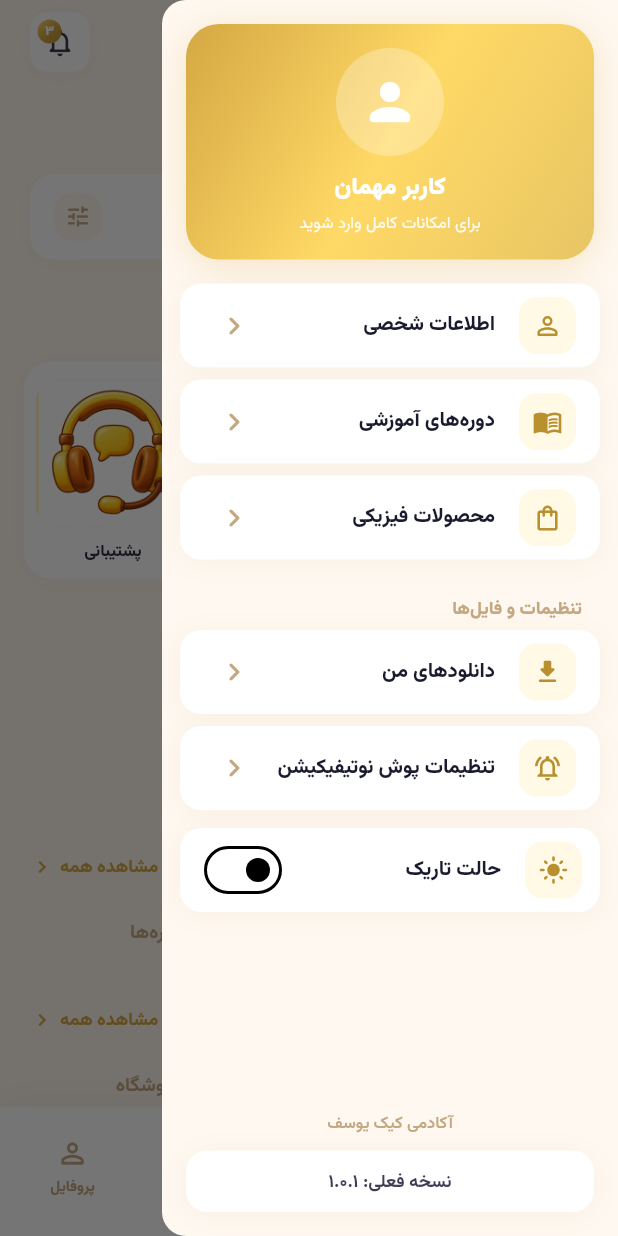
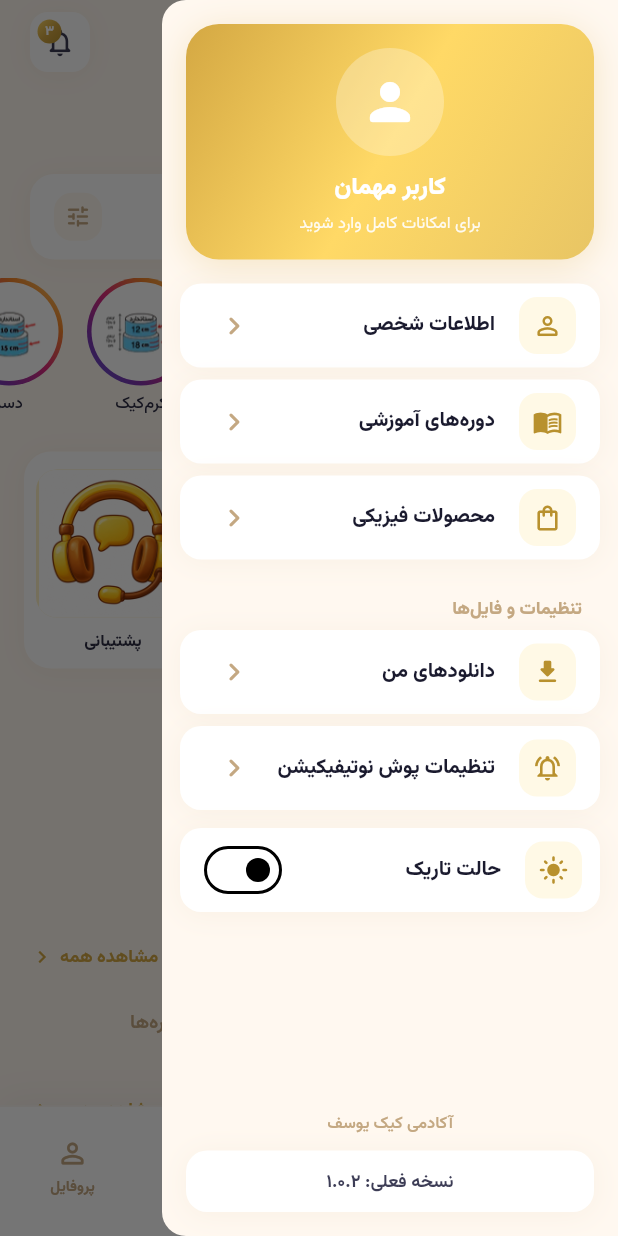
Before and after one commit to Pouya-Mohammadi-Parsa/cakeyousef, a Flutter app: the screen it shows after launch, with the side drawer open, on a phone screen of 412 x 824 dp. Run offline on Flutter 3.47's test engine with Material 3 defaults, Android fonts, the phone set to English and light mode, and no system bars; our stand-ins replace app_links, cached_network_image, google_fonts, open_filex, package_info_plus, shared_preferences; network calls fail.

Commit message:
Release 1.0.2: web auth deep links, stories fallback, light default theme.
Co-authored-by: Cursor <cursoragent@cursor.com>

```diff
--- a/lib/state/stories_repository.dart
+++ b/lib/state/stories_repository.dart
@@ -1,8 +1,10 @@
 import 'package:flutter/foundation.dart';
+import 'package:flutter/material.dart';
 
 import '../api/api_client.dart';
 import '../api/content_api.dart';
 import '../models/models.dart';
+import '../theme/app_colors.dart';
 
 class StoriesRepository extends ChangeNotifier {
   StoriesRepository._();
@@ -10,29 +12,41 @@ class StoriesRepository extends ChangeNotifier {
 
   final ContentApi _api = ContentApi();
 
-  List<StoryItem> stories = const [];
+  List<StoryItem> stories = List<StoryItem>.of(_demoStories);
   bool loading = false;
   String? error;
+  bool _fromApi = false;
 
   bool get hasData => stories.isNotEmpty;
 
   Future<void> load({bool force = false}) async {
     if (loading) return;
-    if (hasData && !force) return;
+    if (_fromApi && hasData && !force) return;
 
     loading = true;
     error = null;
     notifyListeners();
 
     try {
-      stories = await _api.fetchStories();
+      final remote = await _api.fetchStories();
+      if (remote.isNotEmpty) {
+        stories = remote;
+        _fromApi = true;
+        error = null;
+      } else if (!_fromApi) {
+        stories = List<StoryItem>.of(_demoStories);
+      }
     } on ApiException catch (e) {
       error = e.message;
-      if (!hasData) stories = const [];
+      if (!_fromApi) {
+        stories = List<StoryItem>.of(_demoStories);
+      }
     } catch (e) {
       debugPrint('Stories load failed: $e');
       error = 'بارگذاری استوری‌ها ناموفق بود';
-      if (!hasData) stories = const [];
+      if (!_fromApi) {
+        stories = List<StoryItem>.of(_demoStories);
+      }
     } finally {
       loading = false;
       notifyListeners();
@@ -47,4 +61,82 @@ class StoriesRepository extends ChangeNotifier {
     stories = next;
     notifyListeners();
   }
+
+  static const List<StoryItem> _demoStories = [
+    StoryItem(
+      id: 'demo-1',
+      username: 'کیک‌اکادمی',
+      emoji: 'ک',
+      avatarGradient: [AppColors.gold300, AppColors.gold600],
+      coverAsset: 'assets/images/calculator/image1.jpeg',
+      pages: [
+        StoryPage(
+          emoji: 'ک',
+          caption: 'نمونه استوری کیک‌اکادمی',
+          gradientColors: [Color(0xFF1A1A2E), Color(0xFF3D3D56)],
+          imageAsset: 'assets/images/calculator/image1.jpeg',
+        ),
+      ],
+    ),
+    StoryItem(
+      id: 'demo-2',
+      username: 'آموزش کیک',
+      emoji: 'آ',
+      avatarGradient: [Color(0xFFF58529), Color(0xFFDD2A7B)],
+      coverAsset: 'assets/images/calculator/image12.jpg',
+      pages: [
+        StoryPage(
+          emoji: 'آ',
+          caption: 'آموزش تزیین کیک',
+          gradientColors: [Color(0xFF1A1A2E), Color(0xFF3D3D56)],
+          imageAsset: 'assets/images/calculator/image12.jpg',
+        ),
+      ],
+    ),
+    StoryItem(
+      id: 'demo-3',
+      username: 'شیرینی',
+      emoji: 'ش',
+      avatarGradient: [Color(0xFFFFE599), Color(0xFFB8912E)],
+      coverAsset: 'assets/images/calculator/image16.jpeg',
+      pages: [
+        StoryPage(
+          emoji: 'ش',
+          caption: 'شیرینی خانگی',
+          gradientColors: [Color(0xFF1A1A2E), Color(0xFF3D3D56)],
+          imageAsset: 'assets/images/calculator/image16.jpeg',
+        ),
+      ],
+    ),
+    StoryItem(
+      id: 'demo-4',
+      username: 'کرم‌کیک',
+      emoji: 'ک',
+      avatarGradient: [Color(0xFF8134AF), Color(0xFF515BD4)],
+      coverAsset: 'assets/images/calculator/image20.jpeg',
+      pages: [
+        StoryPage(
+          emoji: 'ک',
+          caption: 'کرم و فیلینگ',
+          gradientColors: [Color(0xFF1A1A2E), Color(0xFF3D3D56)],
+          imageAsset: 'assets/images/calculator/image20.jpeg',
+        ),
+      ],
+    ),
+    StoryItem(
+      id: 'demo-5',
+      username: 'دسر',
+      emoji: 'د',
+      avatarGradient: [Color(0xFFFEDA77), Color(0xFFF58529)],
+      coverAsset: 'assets/images/calculator/image25.jpeg',
+      pages: [
+        StoryPage(
+          emoji: 'د',
+          caption: 'دسرهای خاص',
+          gradientColors: [Color(0xFF1A1A2E), Color(0xFF3D3D56)],
+          imageAsset: 'assets/images/calculator/image25.jpeg',
+        ),
+      ],
+    ),
+  ];
 }
--- a/lib/widgets/stories_row.dart
+++ b/lib/widgets/stories_row.dart
@@ -64,7 +64,6 @@ class _StoriesRowState extends State<StoriesRow> {
   Widget build(BuildContext context) {
     final stories = _repo.stories;
     if (stories.isEmpty) {
-      if (_repo.loading) {
       return const SizedBox(
         height: 108,
         child: Center(
@@ -75,23 +74,6 @@ class _StoriesRowState extends State<StoriesRow> {
           ),
         ),
       );
-      }
-      if (_repo.error != null) {
-        return SizedBox(
-          height: 48,
-          child: Center(
-            child: TextButton.icon(
-              onPressed: () => _repo.load(force: true),
-              icon: const Icon(Icons.refresh, size: 18),
-              label: Text(
-                'تلاش مجدد استوری',
-                style: AppFonts.vazirmatn(fontSize: 12),
-              ),
-            ),
-          ),
-        );
-      }
-      return const SizedBox.shrink();
     }
 
     return SizedBox(
--- a/pubspec.yaml
+++ b/pubspec.yaml
@@ -1,7 +1,7 @@
 name: cakeyousef
 description: کیک‌اکادمی - آکادمی آنلاین کیک و شیرینی
 publish_to: 'none'
-version: 1.0.1+2
+version: 1.0.2+3
 
 environment:
   sdk: '>=3.2.0 <4.0.0'
```
Also changed, not shown: app-version.json (+4 -4 lines), lib/api/api_config.dart (+8 -1 lines), lib/api/auth_api.dart (+29 -1 lines), lib/services/deep_link_service.dart (added, +91 -0 lines), lib/state/auth_session.dart (+16 -0 lines), lib/widgets/auth_sheet.dart (+138 -48 lines), lib/screens/main_shell.dart (line endings or trailing spaces), lib/screens/material_calculator_screen.dart (line endings or trailing spaces), lib/screens/product_detail_screen.dart (line endings or trailing spaces), lib/screens/profile_screen.dart (line endings or trailing spaces), lib/utils/network_image.dart (line endings or trailing spaces), lib/widgets/app_side_menu.dart (line endings or trailing spaces), lib/widgets/home_header.dart (line endings or trailing spaces), pubspec.lock, 2 other files. Lines whose indentation alone changed are shown as unchanged.
